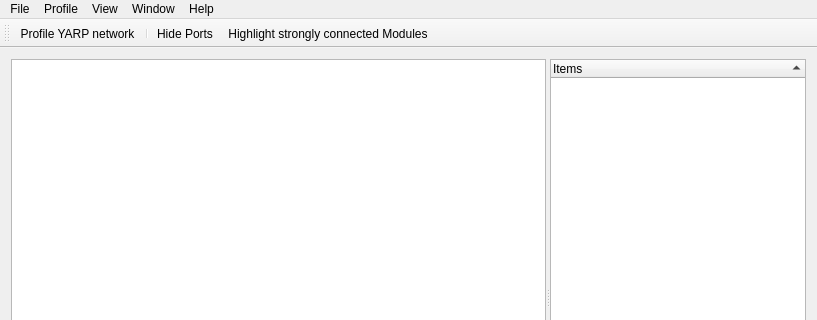
robotology-legacy/yarpviz, file src/MainWindow.ui: the form before one commit; both pictures show x 0 to 817 and y 0 to 320 of the 817 by 567 pixel window.
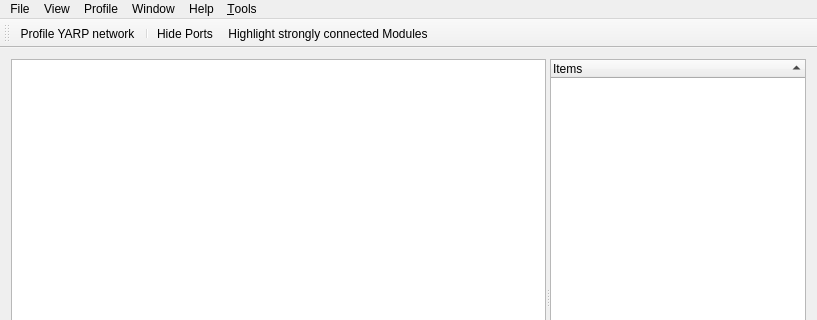
The form after the commit. Icons and pictures are not drawn. Custom widgets are drawn as their Qt base class.

Commit message: adding conneciton list export

```diff
--- a/src/MainWindow.ui
+++ b/src/MainWindow.ui
@@ -158,11 +158,17 @@
     <addaction name="actionMessageBox"/>
     <addaction name="actionItemswindow"/>
    </widget>
+   <widget class="QMenu" name="menu_Tools">
+    <property name="title">
+     <string>&amp;Tools</string>
+    </property>
+   </widget>
    <addaction name="menuFile"/>
-   <addaction name="menuProfiling"/>
    <addaction name="menuView"/>
+   <addaction name="menuProfiling"/>
    <addaction name="menuView_2"/>
    <addaction name="menuHelp"/>
+   <addaction name="menu_Tools"/>
   </widget>
   <widget class="QToolBar" name="mainToolBar">
    <attribute name="toolBarArea">
```
Left out of the diff: 6 changed lines with no effect on the pictures. The commit also changes 2 other files.
